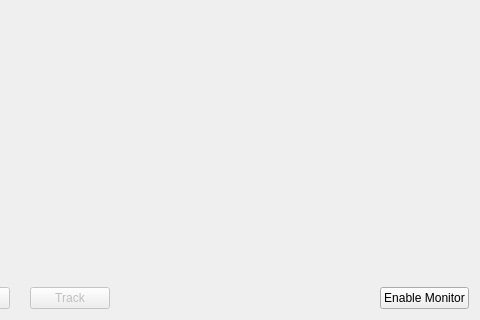
The window that recorder/mainwindow.ui (genosse-einhorn/FishyRecorder-lite) describes before a commit, drawn with Qt 5; both pictures show x 161 to 641 and y 137 to 457 of the 641 by 457 pixel window.
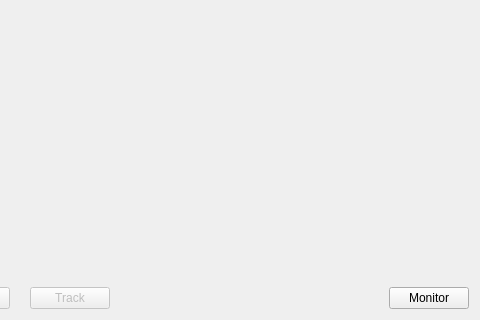
The same window after the commit. Icons and pictures are not drawn. Custom widgets are drawn as their Qt base class.

```diff
--- a/recorder/mainwindow.ui
+++ b/recorder/mainwindow.ui
@@ -84,7 +84,7 @@
          </sizepolicy>
         </property>
         <property name="text">
-         <string>Enable Monitor</string>
+         <string>Monitor</string>
         </property>
         <property name="icon">
          <iconset theme="audio-headphones" resource="recorder.qrc">
```
Left out of the diff: 2 changed lines with no effect on the pictures.
